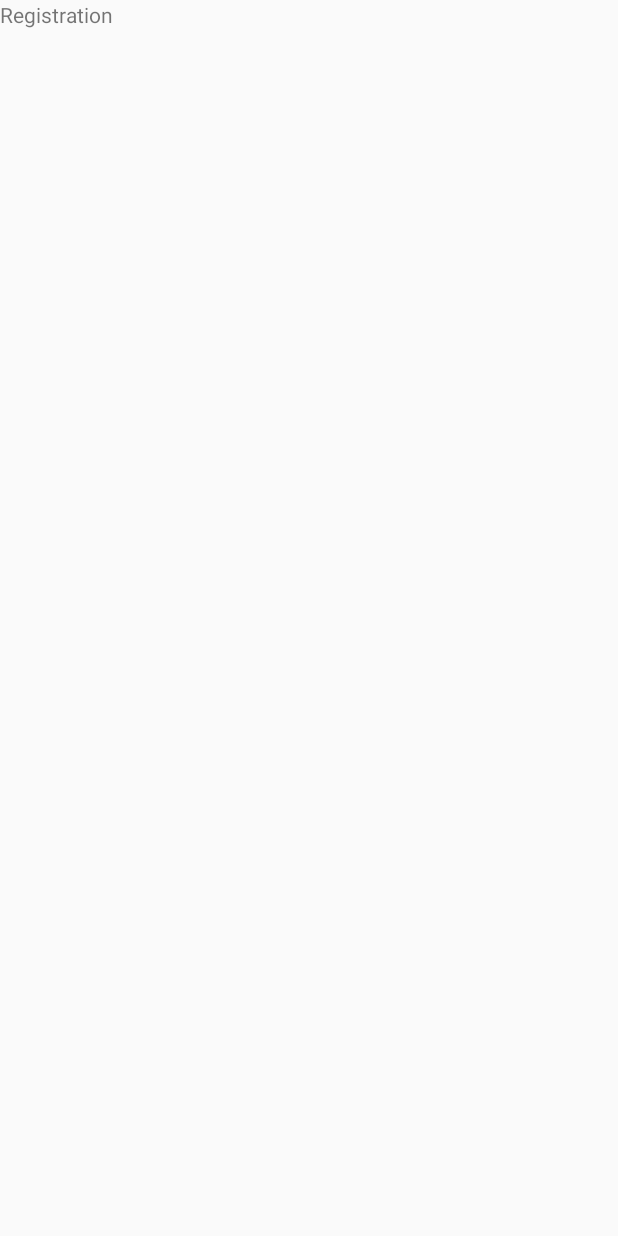
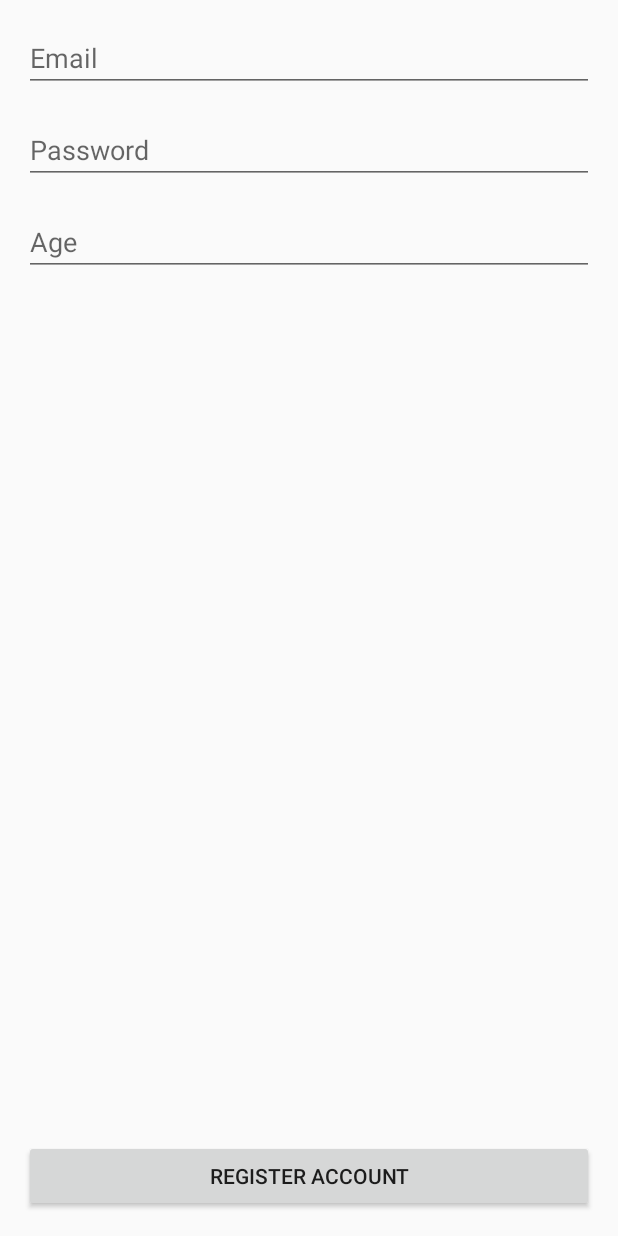
Before and after one commit to SergeiMikhailovskii/images-android-task, an Android app: the RegistrationFragment screen opened through its navigation route, on a phone screen of 412 x 824 dp. Before the commit the screen is almost empty. Run offline under Robolectric (Android 15) with nearby library versions, the phone set to English and light mode, and no system bars.

Commit message:
Added registration layout

```diff
--- a/app/src/main/res/layout/fragment_login.xml
+++ b/app/src/main/res/layout/fragment_login.xml
@@ -11,6 +11,7 @@
         android:layout_marginHorizontal="@dimen/margin_default"
         android:layout_marginTop="@dimen/margin_default"
         android:hint="@string/email_hint"
+        android:inputType="textEmailAddress"
         app:layout_constraintEnd_toEndOf="parent"
         app:layout_constraintStart_toStartOf="parent"
         app:layout_constraintTop_toTopOf="parent" />
@@ -32,6 +33,7 @@
         android:layout_marginHorizontal="@dimen/margin_default"
         android:layout_marginTop="@dimen/margin_default"
         android:hint="@string/password_hint"
+        android:inputType="textPassword"
         app:layout_constraintEnd_toEndOf="parent"
         app:layout_constraintStart_toStartOf="parent"
         app:layout_constraintTop_toBottomOf="@id/tv_email_error" />
--- a/app/src/main/res/layout/fragment_registration.xml
+++ b/app/src/main/res/layout/fragment_registration.xml
@@ -4,11 +4,80 @@
     android:layout_width="match_parent"
     android:layout_height="match_parent">
 
-    <androidx.appcompat.widget.AppCompatTextView
-        android:layout_width="wrap_content"
+    <androidx.appcompat.widget.AppCompatEditText
+        android:id="@+id/et_email"
+        android:layout_width="0dp"
         android:layout_height="wrap_content"
-        android:text="Registration"
+        android:layout_marginHorizontal="@dimen/margin_default"
+        android:layout_marginTop="@dimen/margin_default"
+        android:hint="@string/email_hint"
+        android:inputType="textEmailAddress"
+        app:layout_constraintEnd_toEndOf="parent"
         app:layout_constraintStart_toStartOf="parent"
         app:layout_constraintTop_toTopOf="parent" />
 
+    <androidx.appcompat.widget.AppCompatTextView
+        android:id="@+id/tv_email_error"
+        android:layout_width="wrap_content"
+        android:layout_height="wrap_content"
+        android:layout_marginTop="@dimen/margin_small"
+        android:textColor="@color/colorError"
+        android:visibility="gone"
+        app:layout_constraintStart_toStartOf="@id/et_email"
+        app:layout_constraintTop_toBottomOf="@id/et_email" />
+
+    <androidx.appcompat.widget.AppCompatEditText
+        android:id="@+id/et_password"
+        android:layout_width="0dp"
+        android:layout_height="wrap_content"
+        android:layout_marginHorizontal="@dimen/margin_default"
+        android:layout_marginTop="@dimen/margin_default"
+        android:hint="@string/password_hint"
+        android:inputType="textPassword"
+        app:layout_constraintEnd_toEndOf="parent"
+        app:layout_constraintStart_toStartOf="parent"
+        app:layout_constraintTop_toBottomOf="@id/tv_email_error" />
+
+    <androidx.appcompat.widget.AppCompatTextView
+        android:id="@+id/tv_password_error"
+        android:layout_width="wrap_content"
+        android:layout_height="wrap_content"
+        android:layout_marginTop="@dimen/margin_small"
+        android:textColor="@color/colorError"
+        android:visibility="gone"
+        app:layout_constraintStart_toStartOf="@id/et_password"
+        app:layout_constraintTop_toBottomOf="@id/et_password" />
+
+    <androidx.appcompat.widget.AppCompatEditText
+        android:id="@+id/et_age"
+        android:layout_width="0dp"
+        android:layout_height="wrap_content"
+        android:layout_marginHorizontal="@dimen/margin_default"
+        android:layout_marginTop="@dimen/margin_default"
+        android:hint="@string/age_hint"
+        android:inputType="number"
+        app:layout_constraintEnd_toEndOf="parent"
+        app:layout_constraintStart_toStartOf="parent"
+        app:layout_constraintTop_toBottomOf="@id/tv_password_error" />
+
+    <androidx.appcompat.widget.AppCompatTextView
+        android:id="@+id/tv_age_error"
+        android:layout_width="wrap_content"
+        android:layout_height="wrap_content"
+        android:layout_marginTop="@dimen/margin_small"
+        android:textColor="@color/colorError"
+        android:visibility="gone"
+        app:layout_constraintStart_toStartOf="@id/et_age"
+        app:layout_constraintTop_toBottomOf="@id/et_age" />
+
+    <androidx.appcompat.widget.AppCompatButton
+        android:id="@+id/btn_login"
+        android:layout_width="0dp"
+        android:layout_height="wrap_content"
+        android:layout_margin="@dimen/margin_default"
+        android:text="@string/register_account_btn"
+        app:layout_constraintBottom_toBottomOf="parent"
+        app:layout_constraintEnd_toEndOf="parent"
+        app:layout_constraintStart_toStartOf="parent" />
+
 </androidx.constraintlayout.widget.ConstraintLayout>
--- a/app/src/main/res/values/strings.xml
+++ b/app/src/main/res/values/strings.xml
@@ -3,6 +3,7 @@
 
     <string name="email_hint">Email</string>
     <string name="password_hint">Password</string>
+    <string name="age_hint">Age</string>
     <string name="login_btn">Login</string>
     <string name="register_account_btn">Register Account</string>
 </resources>
```
